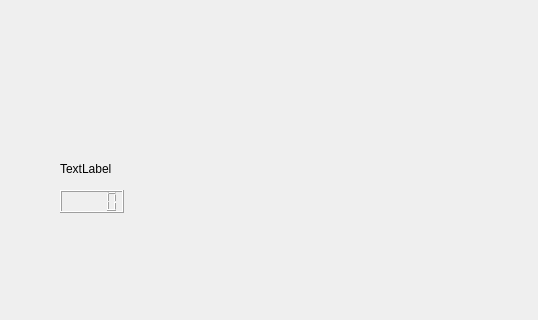
Above: mainwindow.ui from szcf-weiya/gobang before the change; both pictures show x 610 to 1148 and y 0 to 320 of the 1148 by 600 pixel window. Below: the same form after it.
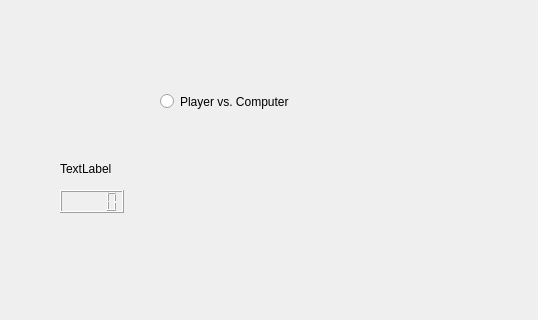
That is the form after the change.

```diff
--- a/mainwindow.ui
+++ b/mainwindow.ui
@@ -60,6 +60,19 @@
      </rect>
     </property>
    </widget>
+   <widget class="QRadioButton" name="radioType">
+    <property name="geometry">
+     <rect>
+      <x>770</x>
+      <y>90</y>
+      <width>161</width>
+      <height>23</height>
+     </rect>
+    </property>
+    <property name="text">
+     <string>Player vs. Computer</string>
+    </property>
+   </widget>
   </widget>
   <widget class="QMenuBar" name="menubar">
    <property name="geometry">
```
